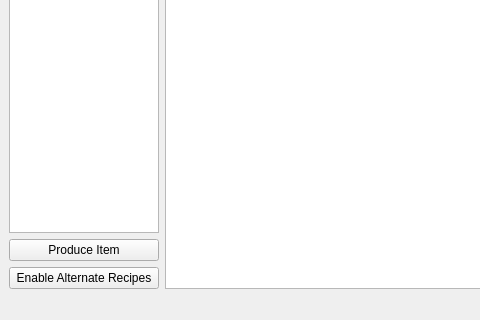
Qt form src/mainwindow.ui (nvenditto/satiscalculator) before a commit; both pictures show x 0 to 480 and y 280 to 600 of the 800 by 600 pixel window.
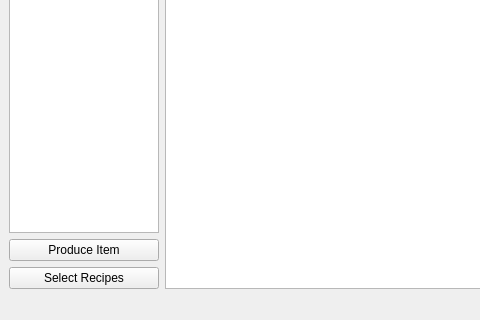
The same form after that commit.

Commit message: Enabled selection of particular recipes

The edit to the form file:
```diff
--- a/src/mainwindow.ui
+++ b/src/mainwindow.ui
@@ -69,7 +69,7 @@
            </size>
           </property>
           <property name="text">
-           <string>Enable Alternate Recipes</string>
+           <string>Select Recipes</string>
           </property>
          </widget>
         </item>
```
Left out of the diff: 4 changed lines with no effect on the pictures. The commit also changes 9 other files.
